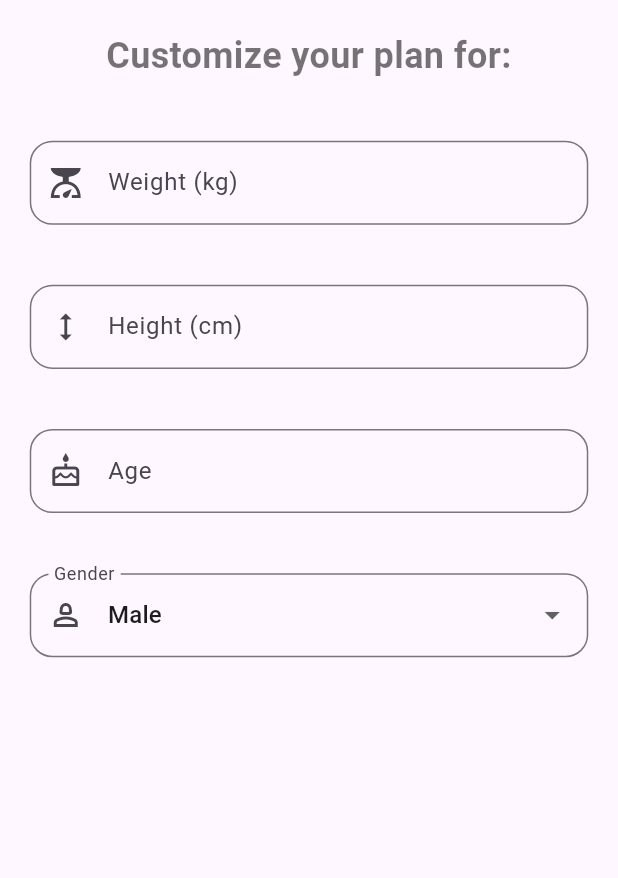
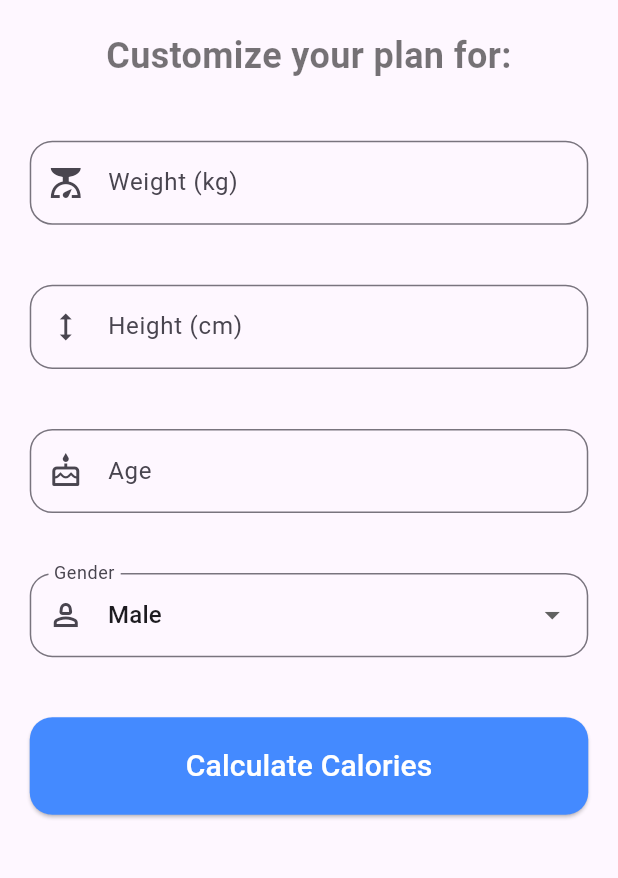
Before and after one commit to marika456/lifetrack, a Flutter app: the ProfileSetupPage screen opened directly with empty values, on a phone screen of 412 x 824 dp, the part 84-962 px from its top. Run offline on Flutter 3.47's test engine with Material 3 defaults, Android fonts, the light colour scheme and no system bars; our stand-ins replace flutter_riverpod.

Commit message:
Implementata la gestione dello stato con Riverpod

```diff
--- a/lib/profile_setup_page.dart
+++ b/lib/profile_setup_page.dart
@@ -1,16 +1,19 @@
 import 'package:flutter/material.dart';
+import 'package:flutter_riverpod/flutter_riverpod.dart';
 import 'package:lifetrack/app_localizations.dart';
+import 'package:lifetrack/main.dart';
+import 'package:lifetrack/user_provider.dart';
 import 'constants.dart';
 
-class ProfileSetupPage extends StatefulWidget {
+class ProfileSetupPage extends ConsumerStatefulWidget {
   final String userGoal; //dentro questa variabile salverò l'obiettivo della schermata precedente
   const ProfileSetupPage({super.key, required this.userGoal});
 
   @override
-  State<ProfileSetupPage> createState() => _ProfileSetupPageState();
+  ConsumerState<ProfileSetupPage> createState() => _ProfileSetupPageState();
 }
 
-class _ProfileSetupPageState extends State<ProfileSetupPage> with SingleTickerProviderStateMixin {
+class _ProfileSetupPageState extends ConsumerState<ProfileSetupPage> with SingleTickerProviderStateMixin {
   late AnimationController _controller;
   late Animation<double> _animation;
 
@@ -44,6 +47,45 @@ class _ProfileSetupPageState extends State<ProfileSetupPage> with SingleTickerPr
     _heightController.dispose();
     _ageController.dispose();
     super.dispose();
+  }
+
+  void _saveAndCalculate(){
+    //prendo i dati dai controller
+    double weight=double.tryParse(_weightController.text)  ?? 0;
+    double height = double.tryParse(_heightController.text) ?? 0;
+    int age = int.tryParse(_ageController.text) ?? 0;
+
+    //calcolo il BMR
+    double bmr=(10*weight)+(6.25*height)-(5*age);
+    bmr+=(_selectedGender=='Male') ? 5 : -161;
+
+    //calcolo le calorie in base all'obiettivo
+    int finalCalories;
+    if (widget.userGoal=='lose_weight'){
+      finalCalories=(bmr * 1.2 - 500).toInt();
+    }else if (widget.userGoal=='gain_weight'){
+      finalCalories=(bmr*1.2 + 500).toInt();
+    }else{
+      finalCalories=(bmr * 1.2).toInt();
+    }
+
+    //aggiorno lo stato globale con riverpod
+    ref.read(userProvider.notifier).updateProfile(
+      UserState(
+        goal: widget.userGoal,
+        weight: weight,
+        height: height,
+        age: age,
+        gender: _selectedGender,
+        dailyCalories: finalCalories
+      ),
+    );
+
+    //infine la navigazione alla mainscreen
+    Navigator.of(context).pushAndRemoveUntil(
+      MaterialPageRoute(builder: (context) => const MainScreen()),
+        (route) => false
+    );
   }
 
 
@@ -147,6 +189,18 @@ class _ProfileSetupPageState extends State<ProfileSetupPage> with SingleTickerPr
                     const SizedBox(height: 40),
 
                     //TASTO CALCOLA CALORIE
+                    ElevatedButton(
+                        onPressed: _saveAndCalculate,
+                      style: ElevatedButton.styleFrom(
+                        backgroundColor: Colors.blueAccent,
+                        padding: const EdgeInsets.symmetric(vertical: 18),
+                        shape: RoundedRectangleBorder(borderRadius: BorderRadiusGeometry.circular(15)),
+                      ),
+                      child: Text(
+                        AppLocalizations.of(context)!.translate('calculate_button'),
+                        style: const TextStyle(fontSize: 20, color: Colors.white),
+                      ),
+                    ),
                   ],
                 ),
               ),
--- /dev/null
+++ b/lib/user_provider.dart
@@ -0,0 +1,49 @@
+import 'package:flutter_riverpod/flutter_riverpod.dart';
+
+class UserState {
+  final String goal;
+  final double weight;
+  final double height;
+  final int age;
+  final String gender;
+  final int dailyCalories;
+
+  UserState({
+    this.goal = '',
+    this.weight = 0.0,
+    this.height = 0.0,
+    this.age = 0,
+    this.gender = 'Male',
+    this.dailyCalories = 0,
+  });
+
+  UserState copyWith({
+    String? goal,
+    double? weight,
+    double? height,
+    int? age,
+    String? gender,
+    int? dailyCalories,
+  }) {
+    return UserState(
+      goal: goal ?? this.goal,
+      weight: weight ?? this.weight,
+      height: height ?? this.height,
+      age: age ?? this.age,
+      gender: gender ?? this.gender,
+      dailyCalories: dailyCalories ?? this.dailyCalories,
+    );
+  }
+}
+
+class UserNotifier extends StateNotifier<UserState> {
+  UserNotifier() : super(UserState());
+
+  void updateProfile(UserState newUserState) {
+    state = newUserState;
+  }
+}
+
+final userProvider = StateNotifierProvider<UserNotifier, UserState>((ref) {
+  return UserNotifier();
+});
--- a/pubspec.yaml
+++ b/pubspec.yaml
@@ -32,6 +32,8 @@ dependencies:
     sdk: flutter
   flutter_localizations:
     sdk: flutter
+  flutter_riverpod: ^2.5.1
+  riverpod_annotation: ^2.3.5
 
   # The following adds the Cupertino Icons font to your application.
   # Use with the CupertinoIcons class for iOS style icons.
@@ -40,6 +42,8 @@ dependencies:
 dev_dependencies:
   flutter_test:
     sdk: flutter
+  riverpod_generator: ^2.4.0
+  build_runner: ^2.4.8
 
   # The "flutter_lints" package below contains a set of recommended lints to
   # encourage good coding practices. The lint set provided by the package is
```
Also changed, not shown: lib/main.dart (+6 -1 lines), pubspec.lock.
